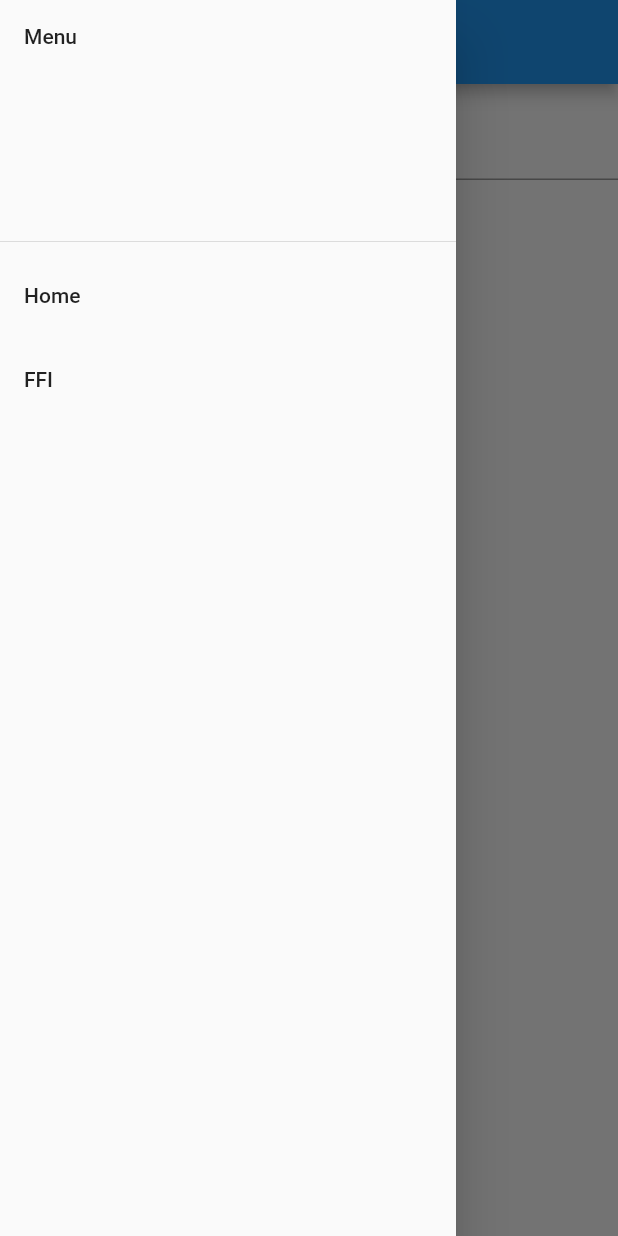
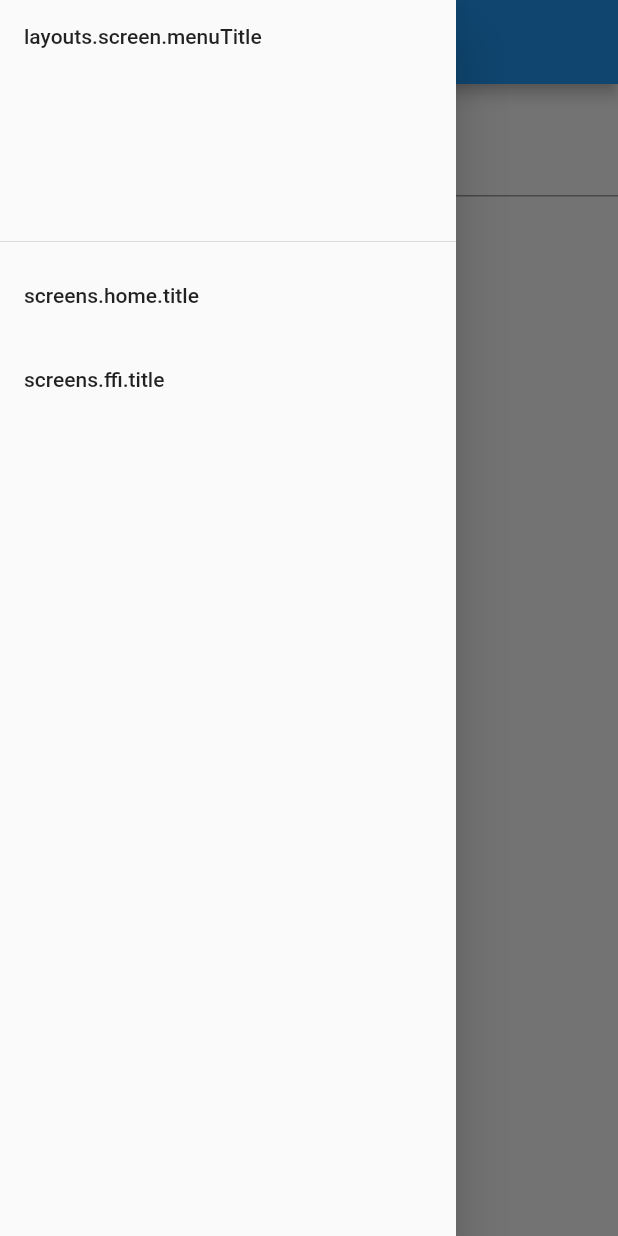
Before and after one commit to yfakariya/flutter_study, a Flutter app: the FfiScreen screen opened by its route, with the side drawer open, on a phone screen of 412 x 824 dp. Run offline on Flutter 3.47's test engine with Material 2 defaults, Android fonts, the phone set to English and light mode, and no system bars; our stand-ins replace easy_localization, flutter_riverpod, form_validator, freezed_annotation, riverpod; missing offline and left inert: dart:ffi, win32.

Commit message:
Add simple L10N

```diff
--- a/lib/app.dart
+++ b/lib/app.dart
@@ -3,6 +3,7 @@
 import 'package:flutter/material.dart';
 import 'package:flutter/widgets.dart';
 import 'package:flutter_exp/router.dart';
+import 'package:easy_localization/easy_localization.dart';
 
 class App extends StatelessWidget {
   const App({Key? key}) : super(key: key);
@@ -26,6 +27,9 @@ class App extends StatelessWidget {
       ),
       routes: appRoutes,
       initialRoute: initialRoute,
+      localizationsDelegates: context.localizationDelegates,
+      supportedLocales: context.supportedLocales,
+      locale: context.locale,
     );
   }
 }
--- a/lib/layouts/screen.dart
+++ b/lib/layouts/screen.dart
@@ -4,6 +4,7 @@ import 'package:flutter/material.dart';
 import 'package:flutter/widgets.dart';
 import 'package:flutter_exp/router.dart';
 import 'package:flutter_riverpod/flutter_riverpod.dart';
+import 'package:easy_localization/easy_localization.dart';
 
 abstract class Screen extends ConsumerWidget {
   @override
@@ -17,11 +18,11 @@ abstract class Screen extends ConsumerWidget {
           child: ListView(
             children: [
               DrawerHeader(
-                child: Text('Menu'),
+                child: Text('layouts.screen.menuTitle'.tr()),
               ),
               ...appRouteData.map(
                 (e) => ListTile(
-                  title: Text(e.title),
+                  title: Text(e.titleKey).tr(),
                   onTap: () => Navigator.pushNamed(context, e.route),
                 ),
               )
--- a/lib/router.dart
+++ b/lib/router.dart
@@ -9,11 +9,11 @@ import 'screens/ffi.dart';
 typedef RouterFunction = Widget Function(BuildContext);
 
 class RouteData {
-  final String title;
+  final String titleKey;
   final String route;
   final IconData icon;
   final RouterFunction routerFunction;
-  RouteData._(this.title, this.route, this.icon, this.routerFunction);
+  RouteData._(this.titleKey, this.route, this.icon, this.routerFunction);
 }
 
 const homeRoute = '/';
@@ -21,13 +21,13 @@ const ffiRoute = '/ffi';
 
 final appRouteData = [
   RouteData._(
-    'Home',
+    'screens.home.title',
     homeRoute,
     Icons.home,
     (_) => HomeScreen(),
   ),
   RouteData._(
-    'FFI',
+    'screens.ffi.title',
     ffiRoute,
     Icons.home,
     (_) => FfiScreen(),
--- a/lib/screens/ffi.dart
+++ b/lib/screens/ffi.dart
@@ -1,15 +1,15 @@
 // See LICENCE file in the root.
 
+import 'package:easy_localization/easy_localization.dart';
 import 'package:flutter/material.dart';
-import 'package:flutter/src/widgets/framework.dart';
 import 'package:flutter/widgets.dart';
-import 'package:flutter_exp/layouts/screen.dart';
-import 'package:flutter_exp/utils/ffi_sample.dart';
 import 'package:flutter_riverpod/flutter_riverpod.dart';
 import 'package:form_validator/form_validator.dart';
 import 'package:freezed_annotation/freezed_annotation.dart';
 import 'package:path/path.dart';
-import 'package:riverpod/src/framework.dart';
+
+import '../layouts/screen.dart';
+import '../utils/ffi_sample.dart';
 
 part 'ffi.freezed.dart';
 
@@ -23,15 +23,18 @@ class FfiScreen extends Screen {
       autovalidateMode: AutovalidateMode.onUserInteraction,
       child: Column(
         children: [
-          Text(state.result ?? '(no result)'),
+          Text(state.result ?? 'screens.ffi.noResult'.tr()),
           TextFormField(
             initialValue: state.filePath,
             onFieldSubmitted: (value) => vm.setFilePath(value),
             validator: (value) => vm.validateFilePath(value),
+            decoration: InputDecoration(
+                labelText: 'screens.ffi.pathTextForm.label'.tr(),
+                hintText: 'screens.ffi.pathTextForm.hint'.tr()),
           ),
           ElevatedButton(
             onPressed: vm.run,
-            child: Text('Run'),
+            child: Text('screens.ffi.runButton').tr(),
           )
         ],
       ),
@@ -40,7 +43,7 @@ class FfiScreen extends Screen {
 
   @override
   String getTitle(BuildContext context, ScopedReader watch) =>
-      'First Flutter app.';
+      'screens.ffi.title'.tr();
 }
 
 @freezed
@@ -72,7 +75,14 @@ class FfiPresenter extends StateNotifier<FfiState> {
       final result = doTest(this.state.filePath!);
       this.state = this.state.copyWith(result: result);
     } catch (error, stackTrace) {
-      this.state = FfiState(result: 'ERROR! $error\n$stackTrace');
+      this.state = FfiState(
+        result: 'screens.ffi.errorResult'.tr(
+          namedArgs: {
+            "error": error.toString(),
+            "stackTrace": stackTrace.toString(),
+          },
+        ),
+      );
     }
   }
 }
--- a/lib/screens/home.dart
+++ b/lib/screens/home.dart
@@ -6,13 +6,14 @@ import 'package:flutter/widgets.dart';
 import 'package:flutter_exp/layouts/screen.dart';
 import 'package:flutter_riverpod/flutter_riverpod.dart';
 import 'package:riverpod/src/framework.dart';
+import 'package:easy_localization/easy_localization.dart';
 
 class HomeScreen extends Screen {
   @override
   Widget createView(BuildContext context, ScopedReader watch) =>
-      Text('HOME Screen. Please select the function from menu.');
+      Text('screens.home.description').tr();
 
   @override
   String getTitle(BuildContext context, ScopedReader watch) =>
-      'First Flutter app.';
+      'screens.home.title'.tr();
 }
--- a/pubspec.yaml
+++ b/pubspec.yaml
@@ -39,6 +39,7 @@ dependencies:
   freezed_annotation: ^0.14.2
   path: ^1.8.0
   form_validator: ^1.0.0-nullsafety.1
+  easy_localization: ^3.0.0
 
 dev_dependencies:
   flutter_test:
@@ -67,6 +68,8 @@ flutter:
   # assets:
   #   - images/a_dot_burr.jpeg
   #   - images/a_dot_ham.jpeg
+  assets:
+    - assets/l10n/
 
   # An image asset can refer to one or more resolution-specific "variants", see
   # https://flutter.dev/assets-and-images/#resolution-aware.
```
Also changed, not shown: lib/main.dart (+12 -3 lines), pubspec.lock, 1 other file.
